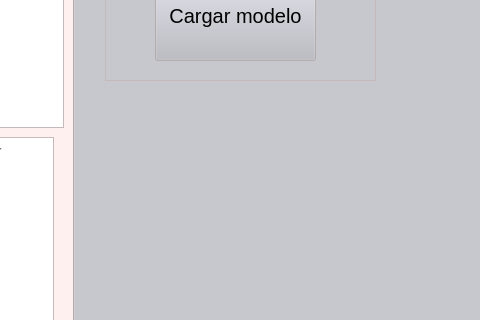
Before: the Qt Designer form form.ui in blotero/FEET-GUI, drawn with Qt 5; both pictures show x 107 to 587 and y 329 to 649 of the 1242 by 800 pixel window.
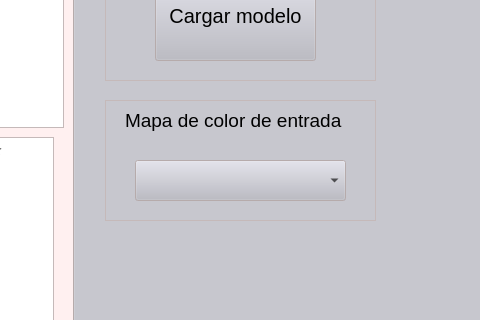
After: the same form once the commit is applied. The open tabs and pages were chosen to show the change. Icons and pictures are not drawn.

Commit message: Change in general methods. Improved console charset.

```diff
--- a/form.ui
+++ b/form.ui
@@ -2849,6 +2849,50 @@
        </property>
       </widget>
      </widget>
+     <widget class="QFrame" name="frame_5">
+      <property name="geometry">
+       <rect>
+        <x>30</x>
+        <y>310</y>
+        <width>271</width>
+        <height>121</height>
+       </rect>
+      </property>
+      <property name="frameShape">
+       <enum>QFrame::StyledPanel</enum>
+      </property>
+      <property name="frameShadow">
+       <enum>QFrame::Raised</enum>
+      </property>
+      <widget class="QLabel" name="label_14">
+       <property name="geometry">
+        <rect>
+         <x>20</x>
+         <y>10</y>
+         <width>241</width>
+         <height>21</height>
+        </rect>
+       </property>
+       <property name="font">
+        <font>
+         <pointsize>14</pointsize>
+        </font>
+       </property>
+       <property name="text">
+        <string>Mapa de color de entrada</string>
+       </property>
+      </widget>
+      <widget class="QComboBox" name="inputColormapComboBox">
+       <property name="geometry">
+        <rect>
+         <x>30</x>
+         <y>60</y>
+         <width>211</width>
+         <height>41</height>
+        </rect>
+       </property>
+      </widget>
+     </widget>
     </widget>
    </widget>
    <widget class="QTextBrowser" name="textBrowser">
```
Left out of the diff: 44 changed lines with no effect on the pictures. The commit also changes 1 other file.
